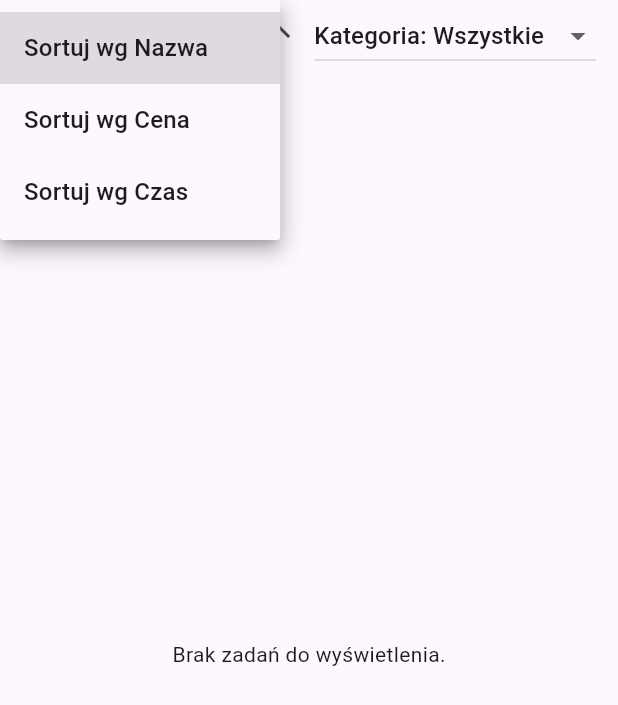
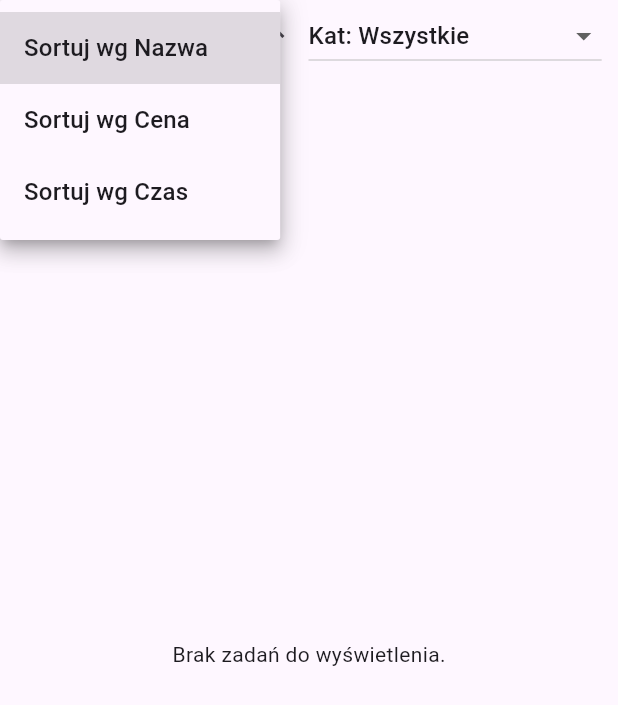
Before and after one commit to tofix96/stutask, a Flutter app: the TaskListView widget shown alone on an empty page, opened directly with empty values, after a tap on an icon or button, on a phone screen of 412 x 824 dp. Shown: the top 705 px of the screen. Run offline on Flutter 3.47's test engine with Material 3 defaults, Android fonts, the phone set to English and light mode, and no system bars; our stand-ins replace cloud_firestore, firebase_auth, firebase_core, firebase_storage, image_picker; missing offline and left inert: firebase_app_check; accounts and stored records are empty; network calls fail.

Commit message:
Somewhere Over The Rainbooow

```diff
--- a/lib/bloc/task_service.dart
+++ b/lib/bloc/task_service.dart
@@ -70,6 +70,7 @@ class TaskService {
         'Creator': creatorName ?? 'Nieznany',
         'zdjecie': imageUrl,
         'userId': user?.uid,
+        'completed': false,
       });
 
       ScaffoldMessenger.of(context).showSnackBar(
--- a/lib/screens/home.dart
+++ b/lib/screens/home.dart
@@ -119,7 +119,7 @@ class _TaskListViewState extends State<TaskListView> {
   String _sortField = 'Nazwa'; // Domyślne pole sortowania
   bool _isAscending = true; // Domyślne sortowanie rosnące
   String _category = 'Wszystkie'; // Domyślna kategoria
-
+  final bool _completed = true;
   @override
   Widget build(BuildContext context) {
     // Konfiguruj strumień z uwzględnieniem sortowania i filtrowania
@@ -137,8 +137,8 @@ class _TaskListViewState extends State<TaskListView> {
     if (_category != 'Wszystkie') {
       taskStream = taskStream.where('Kategoria', isEqualTo: _category);
     }
-
     // Dodanie sortowania
+    taskStream = taskStream.where('completed', isNotEqualTo: _completed);
     taskStream = taskStream.orderBy(_sortField, descending: !_isAscending);
 
     return Column(
@@ -187,11 +187,11 @@ class _TaskListViewState extends State<TaskListView> {
                   'Wszystkie',
                   'korepetycje',
                   'remont',
-                  'Kategoria3'
+                  'prace przydomowe'
                 ].map<DropdownMenuItem<String>>((String value) {
                   return DropdownMenuItem<String>(
                     value: value,
-                    child: Text('Kategoria: $value'),
+                    child: Text('Kat: $value'),
                   );
                 }).toList(),
               ),
--- a/lib/screens/task_detail_screen.dart
+++ b/lib/screens/task_detail_screen.dart
@@ -165,7 +165,8 @@ class AssignedUserWidget extends StatelessWidget {
   final String assignedUserId; // ID przypisanego użytkownika
   final String taskId; // ID zadania
 
-  AssignedUserWidget({
+  const AssignedUserWidget({
+    super.key,
     required this.assignedUserName,
     required this.onSubmitReview,
     required this.assignedUserId,
--- a/lib/screens/user_info_screen.dart
+++ b/lib/screens/user_info_screen.dart
@@ -1,8 +1,6 @@
 import 'package:flutter/material.dart';
 import 'package:firebase_auth/firebase_auth.dart';
 import 'package:stutask/bloc/user_service.dart';
-
-//TEN EKRAN JEST OD PIERWSZEGO URUCHOMIENIA
 
 class UserInfoScreen extends StatefulWidget {
   const UserInfoScreen({super.key});
```
Also changed, not shown: lib/screens/application_screen.dart (+36 -2 lines).
